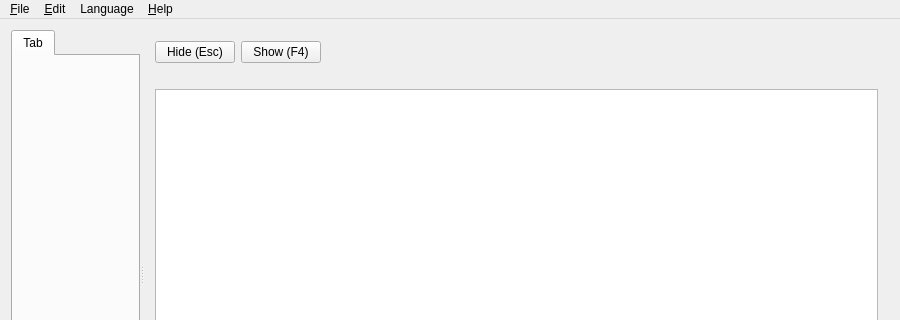
SoftProjector/src, file src/softprojector.ui: the form before one commit; both pictures show x 0 to 900 and y 0 to 320 of the 900 by 550 pixel window.
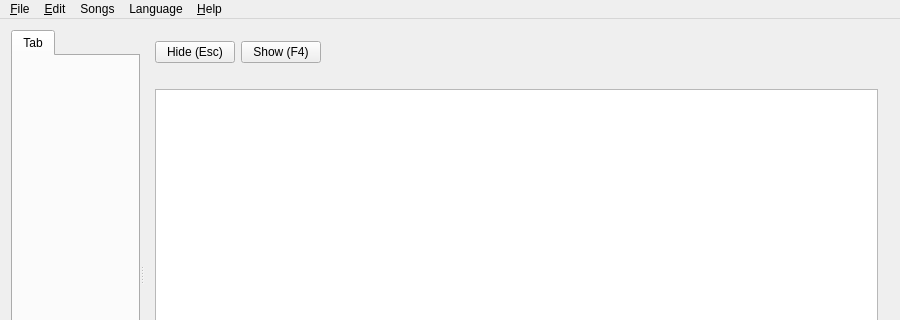
The form after the commit. Icons and pictures are not drawn.

Commit message: added song counter, a tool that counts how many times a song has been shown

Patch:
```diff
--- a/src/softprojector.ui
+++ b/src/softprojector.ui
@@ -164,8 +164,20 @@
     <addaction name="actionRussian"/>
     <addaction name="actionUkrainian"/>
    </widget>
+   <widget class="QMenu" name="menuSongs">
+    <property name="title">
+     <string>Songs</string>
+    </property>
+    <addaction name="actionNewSong"/>
+    <addaction name="actionEditSong"/>
+    <addaction name="actionCopy_Song"/>
+    <addaction name="actionDeleteSong"/>
+    <addaction name="separator"/>
+    <addaction name="actionSong_Counter"/>
+   </widget>
    <addaction name="menuFile"/>
    <addaction name="menuEdit"/>
+   <addaction name="menuSongs"/>
    <addaction name="menuLanguage"/>
    <addaction name="menuHelp"/>
   </widget>
```
Left out of the diff: 9 changed lines with no effect on the pictures. The commit also changes 8 other files.
